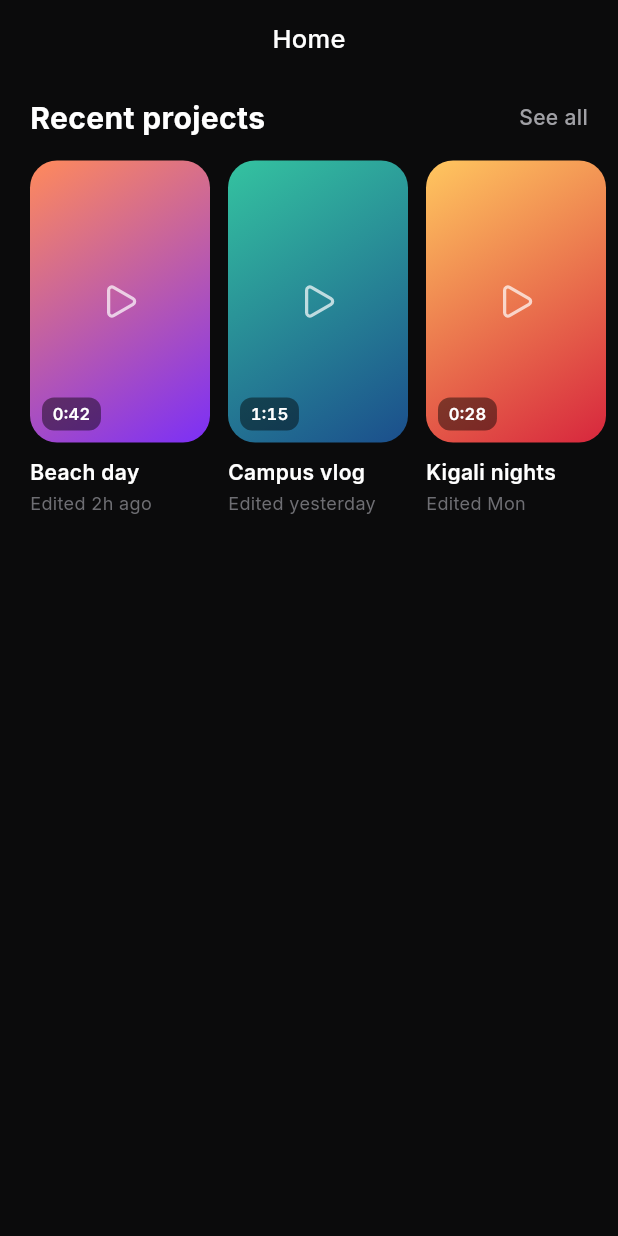
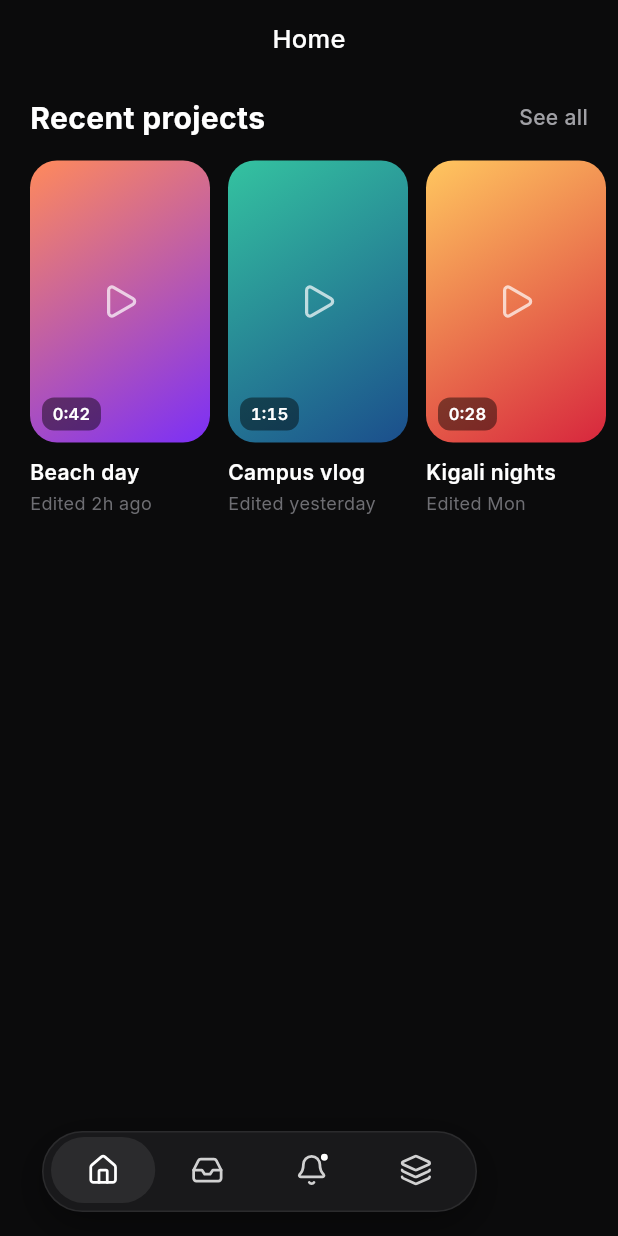
Before and after one commit to mugishamoses/mugisha-moses-animatedcontainer-presentation-, a Flutter app: the screen it shows after launch, on a phone screen of 412 x 824 dp. Run offline on Flutter 3.47's test engine with Material 3 defaults, Android fonts, the phone set to English and light mode, and no system bars; our stand-ins replace lucide_icons_flutter.

Commit message:
Add AnimatedContainer bottom bar with nav icons

```diff
--- /dev/null
+++ b/lib/models/animation_settings.dart
@@ -0,0 +1,65 @@
+import 'package:flutter/animation.dart';
+
+/// A curve the presenter can pick in the playground.
+class CurveOption {
+  const CurveOption(this.name, this.curve);
+
+  final String name;
+  final Curve curve;
+}
+
+/// `Curves.linear` is listed first because it is AnimatedContainer's default.
+const List<CurveOption> curveOptions = [
+  CurveOption('linear', Curves.linear),
+  CurveOption('easeInOut', Curves.easeInOut),
+  CurveOption('easeOutBack', Curves.easeOutBack),
+  CurveOption('bounceOut', Curves.bounceOut),
+];
+
+/// The three AnimatedContainer properties demonstrated in the app.
+///
+/// - duration: required by AnimatedContainer, so it has no default.
+/// - curve: defaults to Curves.linear.
+/// - decoration: defaults to null, which paints nothing.
+class AnimationSettings {
+  const AnimationSettings({
+    required this.durationMs,
+    required this.curveIndex,
+    required this.useDecoration,
+  });
+
+  /// The values Flutter uses when we don't pass curve or decoration.
+  /// duration has no default, so we keep the same 350 ms in both presets.
+  static const flutterDefaults = AnimationSettings(
+    durationMs: 350,
+    curveIndex: 0,
+    useDecoration: false,
+  );
+
+  /// The tuned values the app starts with.
+  static const polished = AnimationSettings(
+    durationMs: 350,
+    curveIndex: 2,
+    useDecoration: true,
+  );
+
+  final int durationMs;
+  final int curveIndex;
+  final bool useDecoration;
+
+  Duration get duration => Duration(milliseconds: durationMs);
+  Curve get curve => curveOptions[curveIndex].curve;
+  String get curveName => curveOptions[curveIndex].name;
+
+  AnimationSettings copyWith({
+    int? durationMs,
+    int? curveIndex,
+    bool? useDecoration,
+  }) {
+    return AnimationSettings(
+      durationMs: durationMs ?? this.durationMs,
+      curveIndex: curveIndex ?? this.curveIndex,
+      useDecoration: useDecoration ?? this.useDecoration,
+    );
+  }
+}
--- a/lib/screens/home_screen.dart
+++ b/lib/screens/home_screen.dart
@@ -1,15 +1,31 @@
 import 'package:flutter/material.dart';
 
+import 'package:clipo/models/animation_settings.dart';
+import 'package:clipo/theme/app_colors.dart';
+import 'package:clipo/widgets/morphing_bar.dart';
+import 'package:clipo/widgets/nav_icons.dart';
 import 'package:clipo/widgets/recent_projects.dart';
 
 /// Home screen of the Clipo video editor.
-class HomeScreen extends StatelessWidget {
+class HomeScreen extends StatefulWidget {
   const HomeScreen({super.key});
 
   @override
+  State<HomeScreen> createState() => _HomeScreenState();
+}
+
+class _HomeScreenState extends State<HomeScreen> {
+  int _tab = 0;
+  final AnimationSettings _settings = AnimationSettings.polished;
+
+  @override
   Widget build(BuildContext context) {
-    return const Scaffold(
-      body: SafeArea(
+    final bottomInset = MediaQuery.paddingOf(context).bottom;
+
+    return Scaffold(
+      body: Stack(
+        children: [
+          SafeArea(
             bottom: false,
             child: Column(
               children: [
@@ -17,15 +33,44 @@ class HomeScreen extends StatelessWidget {
                   height: 52,
                   child: Center(
                     child: Text(
-                  'Home',
-                  style: TextStyle(fontSize: 17, fontWeight: FontWeight.w500),
+                      navTabs[_tab].label,
+                      style: const TextStyle(
+                        fontSize: 17,
+                        fontWeight: FontWeight.w500,
                       ),
                     ),
                   ),
-            SizedBox(height: 12),
-            RecentProjects(),
+                ),
+                const SizedBox(height: 12),
+                if (_tab == 0) const RecentProjects(),
               ],
             ),
+          ),
+          Positioned(
+            left: AppSizes.barSideMargin,
+            right: AppSizes.barSideMargin,
+            bottom: bottomInset + AppSizes.barBottomMargin,
+            child: Row(
+              crossAxisAlignment: CrossAxisAlignment.end,
+              children: [
+                Expanded(
+                  child: MorphingBar(
+                    isOpen: false,
+                    settings: _settings,
+                    navigation: NavIcons(
+                      selected: _tab,
+                      hidden: false,
+                      settings: _settings,
+                      onSelected: (i) => setState(() => _tab = i),
+                    ),
+                    actions: const SizedBox.shrink(),
+                  ),
+                ),
+                const SizedBox(width: AppSizes.toggleGap + AppSizes.barHeight),
+              ],
+            ),
+          ),
+        ],
       ),
     );
   }
--- a/lib/theme/app_colors.dart
+++ b/lib/theme/app_colors.dart
@@ -30,10 +30,10 @@ abstract final class AppColors {
 
 /// Sizes measured from the reference design (logical pixels).
 abstract final class AppSizes {
-  static const barHeight = 56.0;
+  static const barHeight = 54.0;
   static const panelHeight = 236.0;
   static const panelRadius = 24.0;
-  static const barSideMargin = 20.0;
+  static const barSideMargin = 28.0;
   static const barBottomMargin = 16.0;
   static const toggleGap = 12.0;
   static const tileSize = 54.0;
--- /dev/null
+++ b/lib/widgets/morphing_bar.dart
@@ -0,0 +1,92 @@
+import 'package:flutter/material.dart';
+
+import 'package:clipo/models/animation_settings.dart';
+import 'package:clipo/theme/app_colors.dart';
+
+/// The bottom bar that grows into the quick-actions panel.
+///
+/// This is the AnimatedContainer being presented. We never write animation
+/// code here: when [isOpen] flips, we hand AnimatedContainer a new `height`
+/// and `decoration`, and it animates from the old values to the new ones
+/// on its own, using the `duration` and `curve` we pass in.
+class MorphingBar extends StatelessWidget {
+  const MorphingBar({
+    super.key,
+    required this.isOpen,
+    required this.settings,
+    required this.navigation,
+    required this.actions,
+  });
+
+  final bool isOpen;
+  final AnimationSettings settings;
+
+  /// Shown when the bar is closed (the 4 nav icons).
+  final Widget navigation;
+
+  /// Shown when the bar is open (the quick-actions grid).
+  final Widget actions;
+
+  @override
+  Widget build(BuildContext context) {
+    return AnimatedContainer(
+      key: const Key('morphing-bar'),
+
+      // Property 1 – duration: how long the bar takes to change shape.
+      duration: settings.duration,
+
+      // Property 2 – curve: how the speed changes along the way
+      // (linear = constant speed, easeOutBack = overshoots and settles).
+      curve: settings.curve,
+
+      // The value that actually changes: a short pill or a tall panel.
+      height: isOpen ? AppSizes.panelHeight : AppSizes.barHeight,
+
+      // Property 3 – decoration: the pill's fill, border and rounded
+      // corners. null (the default) paints nothing, so only the icons show.
+      decoration: settings.useDecoration
+          ? BoxDecoration(
+              color: isOpen ? AppColors.glassOpen : AppColors.glass,
+              borderRadius: BorderRadius.circular(
+                isOpen ? AppSizes.panelRadius : AppSizes.barHeight / 2,
+              ),
+              border: Border.all(color: AppColors.glassBorder),
+              boxShadow: const [
+                BoxShadow(
+                  color: Color(0x66000000),
+                  blurRadius: 24,
+                  offset: Offset(0, 8),
+                ),
+              ],
+            )
+          : null,
+
+      // Keep the content inside the rounded shape while it grows.
+      clipBehavior: settings.useDecoration ? Clip.antiAlias : Clip.none,
+      child: ClipRect(
+        child: Stack(
+          children: [
+            // The grid is always laid out at full panel size and pinned to
+            // the bottom, so the growing bar reveals it instead of squeezing
+            // it (no overflow stripes, even at slow durations).
+            Positioned.fill(
+              child: OverflowBox(
+                alignment: Alignment.bottomCenter,
+                minHeight: AppSizes.panelHeight,
+                maxHeight: AppSizes.panelHeight,
+                child: actions,
+              ),
+            ),
+            Positioned(
+              left: 0,
+              right: 0,
+              bottom: 0,
+              height: AppSizes.barHeight,
+              child: navigation,
+            ),
+          ],
+        ),
+      ),
+    );
+  }
+}
--- /dev/null
+++ b/lib/widgets/nav_icons.dart
@@ -0,0 +1,170 @@
+import 'package:flutter/material.dart';
+import 'package:flutter/services.dart';
+import 'package:lucide_icons_flutter/lucide_icons.dart';
+
+import 'package:clipo/models/animation_settings.dart';
+import 'package:clipo/theme/app_colors.dart';
+
+class NavTab {
+  const NavTab(this.label, this.icon);
+
+  final String label;
+  final IconData icon;
+}
+
+const List<NavTab> navTabs = [
+  NavTab('Home', LucideIcons.house),
+  NavTab('Inbox', LucideIcons.inbox),
+  NavTab('Notifications', LucideIcons.bell),
+  NavTab('Library', LucideIcons.layers),
+];
+
+/// The 4 icons inside the closed bar, with a highlight that slides to the
+/// selected one. They fade away while the bar opens.
+class NavIcons extends StatelessWidget {
+  const NavIcons({
+    super.key,
+    required this.selected,
+    required this.onSelected,
+    required this.hidden,
+    required this.settings,
+  });
+
+  final int selected;
+  final ValueChanged<int> onSelected;
+  final bool hidden;
+  final AnimationSettings settings;
+
+  @override
+  Widget build(BuildContext context) {
+    // Fade out early when opening, fade back in late when closing,
+    // so the icons never overlap the grid.
+    final fadeCurve = hidden
+        ? const Interval(0, 0.35, curve: Curves.easeOut)
+        : const Interval(0.55, 1, curve: Curves.easeOut);
+
+    return IgnorePointer(
+      ignoring: hidden,
+      child: AnimatedOpacity(
+        duration: settings.duration,
+        curve: fadeCurve,
+        opacity: hidden ? 0 : 1,
+        child: AnimatedSlide(
+          duration: settings.duration,
+          curve: fadeCurve,
+          offset: hidden ? const Offset(0, 0.25) : Offset.zero,
+          child: Padding(
+            padding: const EdgeInsets.all(5),
+            child: Stack(
+              children: [
+                // Sliding highlight behind the selected icon.
+                AnimatedAlign(
+                  duration: const Duration(milliseconds: 280),
+                  curve: Curves.easeOutCubic,
+                  alignment: Alignment(
+                    -1 + 2 * selected / (navTabs.length - 1),
+                    0,
+                  ),
+                  child: FractionallySizedBox(
+                    widthFactor: 1 / navTabs.length,
+                    heightFactor: 1,
+                    child: DecoratedBox(
+                      decoration: BoxDecoration(
+                        color: AppColors.highlight,
+                        borderRadius: BorderRadius.circular(AppSizes.barHeight),
+                      ),
+                    ),
+                  ),
+                ),
+                Row(
+                  children: [
+                    for (var i = 0; i < navTabs.length; i++)
+                      Expanded(
+                        child: _NavButton(
+                          tab: navTabs[i],
+                          selected: i == selected,
+                          showDot: i == 2,
+                          onTap: () {
+                            HapticFeedback.selectionClick();
+                            onSelected(i);
+                          },
+                        ),
+                      ),
+                  ],
+                ),
+              ],
+            ),
+          ),
+        ),
+      ),
+    );
+  }
+}
+
+class _NavButton extends StatelessWidget {
+  const _NavButton({
+    required this.tab,
+    required this.selected,
+    required this.showDot,
+    required this.onTap,
+  });
+
+  final NavTab tab;
+  final bool selected;
+  final bool showDot;
+  final VoidCallback onTap;
+
+  @override
+  Widget build(BuildContext context) {
+    return Semantics(
+      button: true,
+      selected: selected,
+      label: tab.label,
+      child: Tooltip(
+        message: tab.label,
+        child: GestureDetector(
+          behavior: HitTestBehavior.opaque,
+          onTap: onTap,
+          child: Center(
+            child: Stack(
+              clipBehavior: Clip.none,
+              children: [
+                AnimatedOpacity(
+                  duration: const Duration(milliseconds: 200),
+                  opacity: selected ? 1 : 0.8,
+                  child: Icon(tab.icon, size: 22, color: Colors.white),
+                ),
+                if (showDot)
+                  const Positioned(top: -1, right: -1, child: _PulsingDot()),
+              ],
+            ),
+          ),
+        ),
+      ),
+    );
+  }
+}
+
+/// Unread dot on the bell. It pops in with a small bounce on launch.
+class _PulsingDot extends StatelessWidget {
+  const _PulsingDot();
+
+  @override
+  Widget build(BuildContext context) {
+    return TweenAnimationBuilder<double>(
+      tween: Tween(begin: 0, end: 1),
+      duration: const Duration(milliseconds: 900),
+      curve: Curves.elasticOut,
+      builder: (_, scale, child) => Transform.scale(scale: scale, child: child),
+      child: Container(
+        width: 7,
+        height: 7,
+        decoration: BoxDecoration(
+          color: Colors.white,
+          shape: BoxShape.circle,
+          border: Border.all(color: AppColors.surface, width: 1.2),
+        ),
+      ),
+    );
+  }
+}
```
Also changed, not shown: lib/main.dart (+9 -7 lines), lib/widgets/recent_projects.dart (+9 -3 lines). Lines whose indentation alone changed are shown as unchanged.
